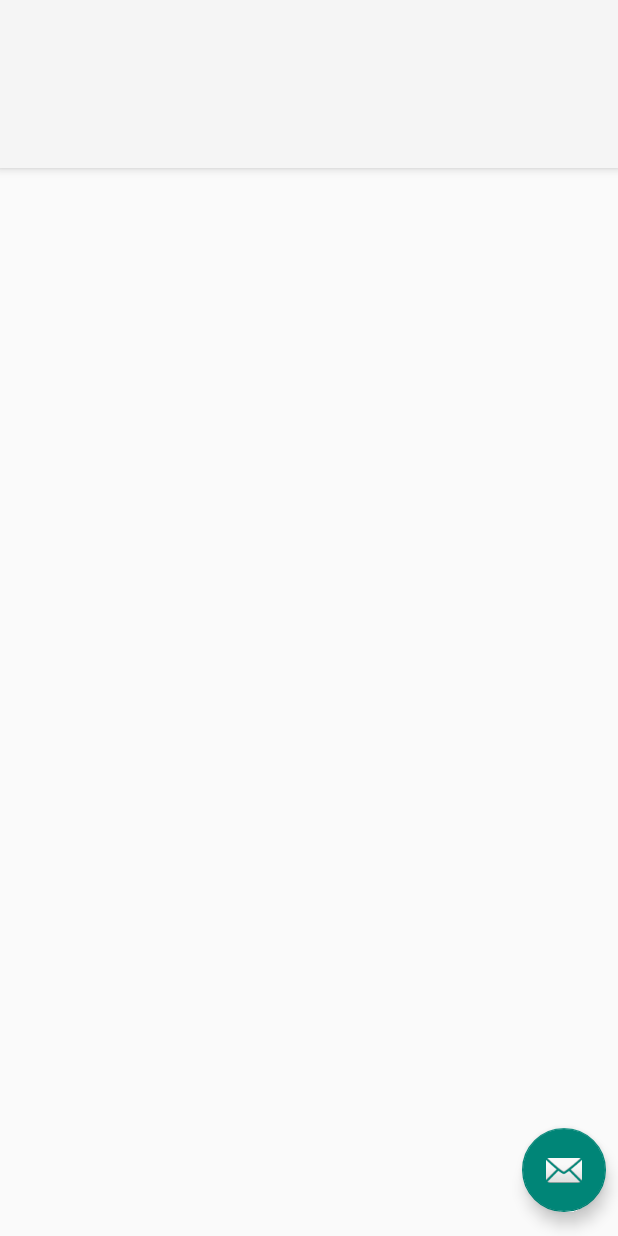
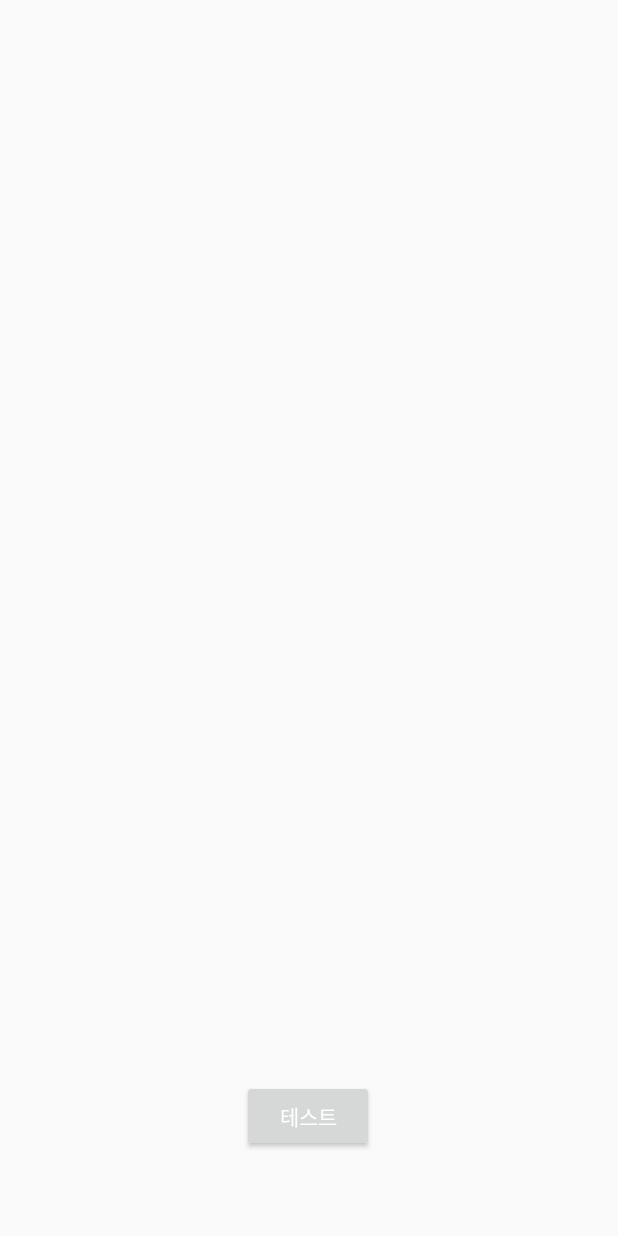
Before and after one commit to DevJaepaL/TodayBooks, an Android app: the layout activity_main.xml on its own in the app's theme, with its tools: preview values and no code run, on a phone screen of 412 x 824 dp. Run offline under Robolectric (Android 15) with nearby library versions, the light colour scheme and no system bars.

Commit message:
✅ 초기 화면 및 사용자 카테고리 액티비티 추가

```diff
--- a/app/src/main/res/layout/activity_main.xml
+++ b/app/src/main/res/layout/activity_main.xml
@@ -1,33 +1,23 @@
 <?xml version="1.0" encoding="utf-8"?>
-<androidx.coordinatorlayout.widget.CoordinatorLayout xmlns:android="http://schemas.android.com/apk/res/android"
+<androidx.constraintlayout.widget.ConstraintLayout xmlns:android="http://schemas.android.com/apk/res/android"
     xmlns:app="http://schemas.android.com/apk/res-auto"
     xmlns:tools="http://schemas.android.com/tools"
     android:layout_width="match_parent"
     android:layout_height="match_parent"
-    android:fitsSystemWindows="true"
     tools:context=".MainActivity">
 
-    <com.google.android.material.appbar.AppBarLayout
-        android:layout_width="match_parent"
-        android:layout_height="wrap_content"
-        android:fitsSystemWindows="true">
-
-        <com.google.android.material.appbar.MaterialToolbar
-            android:id="@+id/toolbar"
-            android:layout_width="match_parent"
-            android:layout_height="?attr/actionBarSize" />
-
-    </com.google.android.material.appbar.AppBarLayout>
-
-    <include layout="@layout/content_main" />
-
-    <com.google.android.material.floatingactionbutton.FloatingActionButton
-        android:id="@+id/fab"
+    <Button
+        android:id="@+id/startButton"
         android:layout_width="wrap_content"
         android:layout_height="wrap_content"
-        android:layout_gravity="bottom|end"
-        android:layout_marginEnd="@dimen/fab_margin"
-        android:layout_marginBottom="16dp"
-        app:srcCompat="@android:drawable/ic_dialog_email" />
+        android:layout_marginBottom="56dp"
+        android:fontFamily="@font/pretendard_bold"
+        android:onClick="startBookCategoriesActivity"
+        android:text="테스트"
+        android:textColor="#FFFFFF"
+        app:layout_constraintBottom_toBottomOf="parent"
+        app:layout_constraintEnd_toEndOf="parent"
+        app:layout_constraintHorizontal_bias="0.498"
+        app:layout_constraintStart_toStartOf="parent" />
 
-</androidx.coordinatorlayout.widget.CoordinatorLayout>
+</androidx.constraintlayout.widget.ConstraintLayout>
```
Also changed, not shown: app/src/main/AndroidManifest.xml (+13 -4 lines), app/src/main/java/com/devjaepal/android/todaybooks/BookCategoriesActivity.java (added, +88 -0 lines), app/src/main/java/com/devjaepal/android/todaybooks/MainActivity.java (+10 -0 lines), app/src/main/java/com/devjaepal/android/todaybooks/StartPageActivity.java (added, +14 -0 lines), app/src/main/res/layout/activity_start_page.xml (added, +54 -0 lines), app/src/main/res/layout/settings_activity.xml (added, +56 -0 lines).
